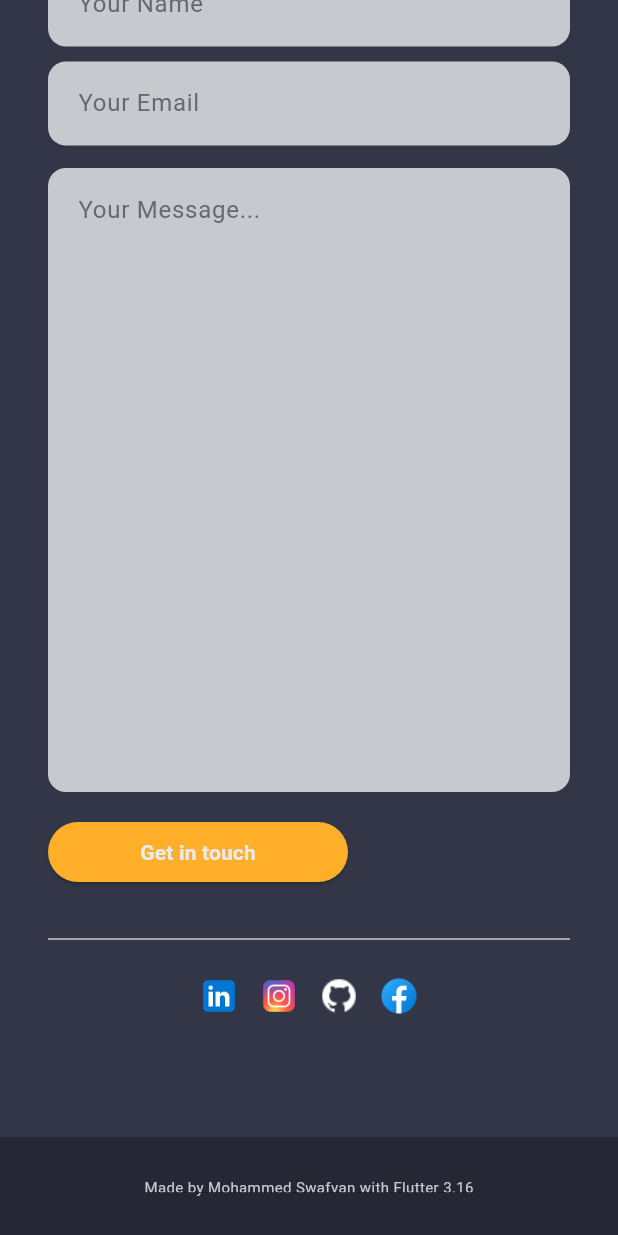
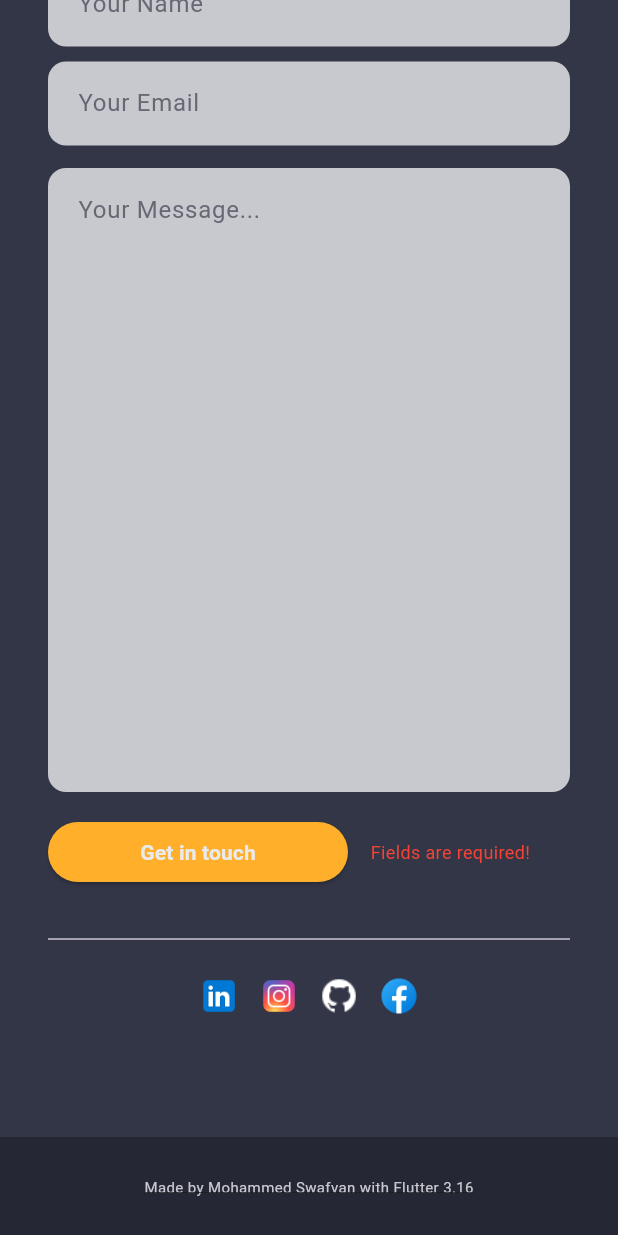
Before and after one commit to mohammed-swafvan/my_portfolio, a Flutter app: the screen it shows after launch, scrolled down 2298 dp, after a tap on "Get in touch", on a phone screen of 412 x 824 dp. Run offline on Flutter 3.47's test engine with Material 3 defaults, Android fonts, the phone set to English and light mode, and no system bars; our stand-ins replace animate_do; missing offline and left inert: dart:js.

Commit message:
email fuctionalities are completed, now users can send mail to me

```diff
--- a/lib/main.dart
+++ b/lib/main.dart
@@ -13,7 +13,7 @@ class MyApp extends StatelessWidget {
   @override
   Widget build(BuildContext context) {
     return MaterialApp(
-      title: 'Mohammed Swafvan PP',
+      title: 'Mohammed Swafvan',
       debugShowCheckedModeBanner: false,
       theme: AppTheme.lightTheme,
       darkTheme: AppTheme.darkTheme,
--- a/lib/widgets/contact_section.dart
+++ b/lib/widgets/contact_section.dart
@@ -1,20 +1,30 @@
+import 'dart:convert';
+
 import 'package:flutter/material.dart';
 import 'package:my_portfolio/constants/custom_colors.dart';
 import 'package:my_portfolio/constants/custom_size.dart';
 import 'package:my_portfolio/constants/height_width.dart';
 import 'package:my_portfolio/constants/sms_links.dart';
 import 'package:my_portfolio/widgets/custom_text_field_widget.dart';
+import 'package:http/http.dart' as http;
 // ignore: avoid_web_libraries_in_flutter
 import 'dart:js' as js;
 
-class ContactSection extends StatelessWidget {
+class ContactSection extends StatefulWidget {
   const ContactSection({super.key});
 
   @override
-  Widget build(BuildContext context) {
+  State<ContactSection> createState() => _ContactSectionState();
+}
+
+class _ContactSectionState extends State<ContactSection> {
   TextEditingController nameController = TextEditingController();
   TextEditingController emailController = TextEditingController();
   TextEditingController messageController = TextEditingController();
+  bool isLodaing = false;
+  Text? statusText;
+  @override
+  Widget build(BuildContext context) {
     return Container(
       padding: const EdgeInsets.all(32).copyWith(bottom: 80),
       width: double.infinity,
@@ -70,13 +80,20 @@ class ContactSection extends StatelessWidget {
             constraints: const BoxConstraints(
               maxWidth: 700,
             ),
-            child: Align(
-              alignment: Alignment.centerLeft,
-              child: SizedBox(
+            child: Row(
+              children: [
+                SizedBox(
                   height: 40,
                   width: 200,
                   child: ElevatedButton(
-                  onPressed: () {},
+                    onPressed: () async {
+                      statusText = await sendEmail(
+                        name: nameController.text,
+                        email: emailController.text,
+                        message: messageController.text,
+                      );
+                      setState(() {});
+                    },
                     style: ElevatedButton.styleFrom(
                       backgroundColor: CustomColors.yellowPrimay,
                     ),
@@ -89,6 +106,9 @@ class ContactSection extends StatelessWidget {
                     ),
                   ),
                 ),
+                Heightwidth.width15,
+                if (statusText != null) statusText! else if (isLodaing) const CircularProgressIndicator(),
+              ],
             ),
           ),
 
@@ -189,4 +209,67 @@ class ContactSection extends StatelessWidget {
       ],
     );
   }
+
+  Future<Text> sendEmail({required String name, required String email, required String message}) async {
+    if (name.isEmpty || email.isEmpty || message.isEmpty) {
+      return const Text(
+        "Fields are required!",
+        style: TextStyle(
+          color: Colors.red,
+          fontSize: 12,
+          fontWeight: FontWeight.w400,
+        ),
+      );
     }
+
+    setState(() {
+      isLodaing = true;
+    });
+
+    final url = Uri.parse("https://api.emailjs.com/api/v1.0/email/send");
+    const serviceId = 'service_v3u5uyn';
+    const templateId = 'template_sm63zhd';
+    const userId = 'naRFjgTLJMUrigc3g';
+    final response = await http.post(url,
+        headers: {'Content-Type': 'application/json'},
+        body: json.encode({
+          'service_id': serviceId,
+          'template_id': templateId,
+          'user_id': userId,
+          'template_params': {
+            'name': name,
+            'subject': '',
+            'message': message,
+            'user_email': email,
+          }
+        }));
+
+    setState(() {
+      isLodaing = false;
+    });
+
+    if (response.statusCode == 200 || response.statusCode == 201) {
+      nameController.clear();
+      emailController.clear();
+      messageController.clear();
+
+      return const Text(
+        "Submitted Successfully.",
+        style: TextStyle(
+          color: Colors.green,
+          fontSize: 12,
+          fontWeight: FontWeight.w400,
+        ),
+      );
+    }
+
+    return const Text(
+      "Try after some time.",
+      style: TextStyle(
+        color: Colors.red,
+        fontSize: 12,
+        fontWeight: FontWeight.w400,
+      ),
+    );
+  }
+}
--- a/lib/widgets/main_desktop.dart
+++ b/lib/widgets/main_desktop.dart
@@ -47,6 +47,22 @@ class MainDesktop extends StatelessWidget {
                     color: CustomColors.whitePrimary,
                   ),
                 ),
+                Heightwidth.hight5,
+                Wrap(
+                  spacing: 12,
+                  runSpacing: 12,
+                  children: [
+                    Image.asset("assets/images/location_icon.png", width: 16),
+                    const Text(
+                      "Malappuram, Kerala, India",
+                      style: TextStyle(
+                        fontSize: 12,
+                        fontWeight: FontWeight.w600,
+                        color: CustomColors.whitePrimary,
+                      ),
+                    ),
+                  ],
+                ),
                 Heightwidth.hight15,
                 SizedBox(
                   width: 180,
--- a/lib/widgets/main_mobile.dart
+++ b/lib/widgets/main_mobile.dart
@@ -66,7 +66,23 @@ class MainMobile extends StatelessWidget {
                     color: CustomColors.whitePrimary,
                   ),
                 ),
-                Heightwidth.hight10,
+                Heightwidth.hight5,
+                Wrap(
+                  spacing: 12,
+                  runSpacing: 12,
+                  children: [
+                    Image.asset("assets/images/location_icon.png", width: 14),
+                    const Text(
+                      "Malappuram, Kerala, India",
+                      style: TextStyle(
+                        fontSize: 10,
+                        fontWeight: FontWeight.w500,
+                        color: CustomColors.whitePrimary,
+                      ),
+                    ),
+                  ],
+                ),
+                Heightwidth.hight15,
                 SizedBox(
                   width: 140,
                   child: ElevatedButton(
--- a/pubspec.yaml
+++ b/pubspec.yaml
@@ -36,6 +36,7 @@ dependencies:
   # Use with the CupertinoIcons class for iOS style icons.
   cupertino_icons: ^1.0.2
   animate_do: ^3.3.3
+  http: ^1.2.0
 
 dev_dependencies:
   flutter_test:
```
Also changed, not shown: assets/images/location_icon.png (added), pubspec.lock. Lines whose indentation alone changed are shown as unchanged.
